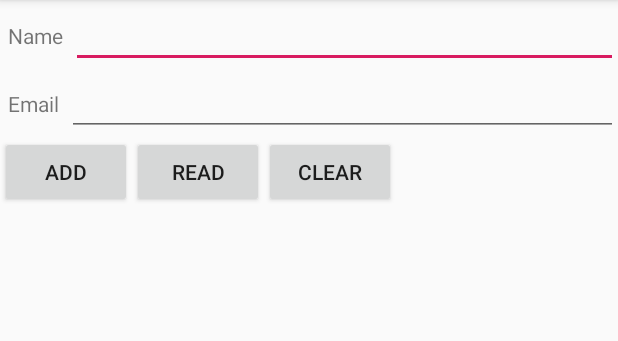
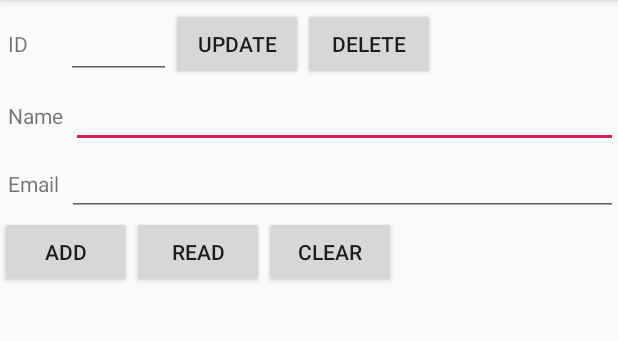
Before and after one commit to aolikas/StartAndroid, an Android app: the screen it shows after launch (MainActivity), on a phone screen of 412 x 824 dp, the part 84-425 px from its top. Run offline under Robolectric (Android 15) with nearby library versions, the phone set to English and light mode, and no system bars.

Commit message:
StartAndroid.SQLite.34 - 35

```diff
--- a/SimpleSQLite/app/src/main/java/com/example/simplesqlite/MainActivity.java
+++ b/SimpleSQLite/app/src/main/java/com/example/simplesqlite/MainActivity.java
@@ -15,8 +15,8 @@ public class MainActivity extends AppCompatActivity implements View.OnClickListe
 
     final String LOG_TAG = "myLogs";
 
-    Button btnAdd, btnRead, btnClear;
-    EditText etName, etEmail;
+    Button btnAdd, btnRead, btnClear, btnUpdate, btnDelete;
+    EditText etId, etName, etEmail;
 
     DbHelper helper;
 
@@ -28,11 +28,16 @@ public class MainActivity extends AppCompatActivity implements View.OnClickListe
         btnAdd = findViewById(R.id.btn_add);
         btnRead = findViewById(R.id.btn_read);
         btnClear = findViewById(R.id.btn_clear);
+        btnUpdate = findViewById(R.id.btn_upd);
+        btnDelete = findViewById(R.id.btn_del);
 
         btnAdd.setOnClickListener(this);
         btnRead.setOnClickListener(this);
         btnClear.setOnClickListener(this);
+        btnUpdate.setOnClickListener(this);
+        btnDelete.setOnClickListener(this);
 
+        etId = findViewById(R.id.et_id);
         etName = findViewById(R.id.et_name);
         etEmail = findViewById(R.id.et_email);
 
@@ -44,6 +49,7 @@ public class MainActivity extends AppCompatActivity implements View.OnClickListe
 
         ContentValues cv = new ContentValues();
 
+        String id = etId.getText().toString();
         String name = etName.getText().toString();
         String email = etEmail.getText().toString();
 
@@ -88,6 +94,29 @@ public class MainActivity extends AppCompatActivity implements View.OnClickListe
                 int clearCount = db.delete("myTable", null, null);
                 Log.d(LOG_TAG, "delete rows count = " + clearCount);
                 break;
+
+            case R.id.btn_upd:
+                if(id.equalsIgnoreCase("")) {
+                    break;
+                }
+                Log.d(LOG_TAG, "--- Update myTable ---");
+                cv.put("name", name);
+                cv.put("email", email);
+
+                int updCount = db.update("myTable", cv, "id = ?",
+                        new String[] {id});
+                Log.d(LOG_TAG, "updated rows count = " + updCount);
+                break;
+
+            case R.id.btn_del:
+                if(id.equalsIgnoreCase("")) {
+                    break;
+                }
+
+                Log.d(LOG_TAG, "--- Delete myTable ---");
+                int deleteCount = db.delete("myTable", "id = " + id, null);
+                Log.d(LOG_TAG, "deleted rows count = " + deleteCount);
+                break;
         }
 
         db.close();
--- a/SimpleSQLite/app/src/main/res/layout/activity_main.xml
+++ b/SimpleSQLite/app/src/main/res/layout/activity_main.xml
@@ -4,6 +4,38 @@
     android:layout_width="match_parent"
     android:layout_height="match_parent"
     android:orientation="vertical">
+
+    <LinearLayout
+        android:layout_width="match_parent"
+        android:layout_height="wrap_content"
+        android:layout_marginTop="5dp">
+        <TextView
+            android:layout_width="wrap_content"
+            android:layout_height="wrap_content"
+            android:text="@string/activity_main_text_id"
+            android:layout_marginStart="5dp"
+            android:layout_marginLeft="5dp"
+            android:layout_marginRight="25dp"
+            android:layout_marginEnd="25dp"/>
+
+        <EditText
+            android:id="@+id/et_id"
+            android:layout_width="70dp" android:inputType=""
+            android:layout_height="wrap_content"
+            android:layout_marginTop="2dp"/>
+        <Button
+            android:id="@+id/btn_upd"
+            android:layout_width="wrap_content"
+            android:layout_height="wrap_content"
+            android:text="@string/activity_main_btn_update"/>
+
+        <Button
+            android:id="@+id/btn_del"
+            android:layout_width="wrap_content"
+            android:layout_height="wrap_content"
+            android:text="@string/activity_main_btn_delete"/>
+
+    </LinearLayout>
     <LinearLayout
         android:id="@+id/linearLayout1"
         android:layout_width="match_parent"
@@ -38,7 +70,8 @@
         </TextView>
         <EditText
             android:id="@+id/et_email"
-            android:layout_width="0dp" android:inputType=""
+            android:layout_width="0dp"
+            android:inputType="textEmailAddress"
             android:layout_height="wrap_content"
             android:layout_weight="1">
         </EditText>
--- a/SimpleSQLite/app/src/main/res/values/strings.xml
+++ b/SimpleSQLite/app/src/main/res/values/strings.xml
@@ -5,4 +5,7 @@
     <string name="activity_main_btn_add">Add</string>
     <string name="activity_main_btn_read">Read</string>
     <string name="activity_main_btn_clear">Clear</string>
+    <string name="activity_main_text_id">ID</string>
+    <string name="activity_main_btn_update">Update</string>
+    <string name="activity_main_btn_delete">Delete</string>
 </resources>
```
